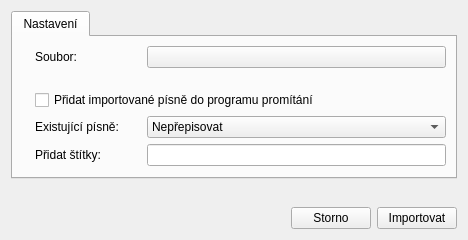
Before: the Qt Designer form src/importexport/lumenimportdialog.ui in CZDanol/StrawLumen, drawn with Qt 5.
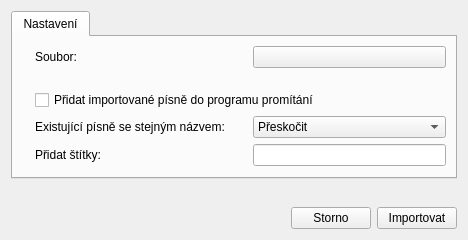
After: the same form once the commit is applied. Icons and pictures are not drawn. Custom widgets are drawn as their Qt base class.

Commit message: More comprehensive overwrite mechanic for song importing.

Patch:
```diff
--- a/src/importexport/lumenimportdialog.ui
+++ b/src/importexport/lumenimportdialog.ui
@@ -82,7 +82,7 @@
        <item row="3" column="1">
         <widget class="QLabel" name="label_3">
          <property name="text">
-          <string>Existující písně:</string>
+          <string>Existující písně se stejným názvem:</string>
          </property>
         </widget>
        </item>
@@ -118,17 +118,17 @@
          </property>
          <item>
           <property name="text">
-           <string>Nepřepisovat</string>
+           <string>Přeskočit</string>
           </property>
          </item>
          <item>
           <property name="text">
-           <string>Přepsat, pokud je importovaná píseň novější</string>
+           <string>Přidat a nechat původní</string>
           </property>
          </item>
          <item>
           <property name="text">
-           <string>Vždy přepsat</string>
+           <string>Přepsat</string>
           </property>
          </item>
         </widget>
```
The commit also changes 2 other files.
